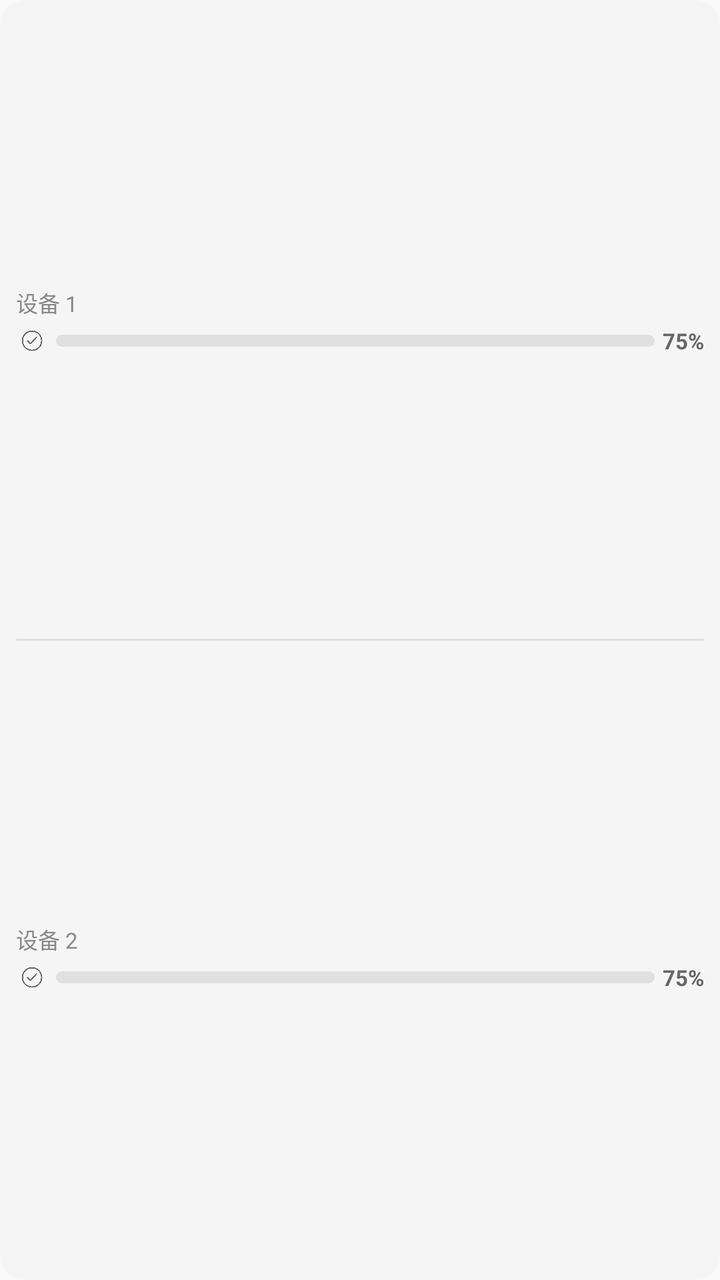
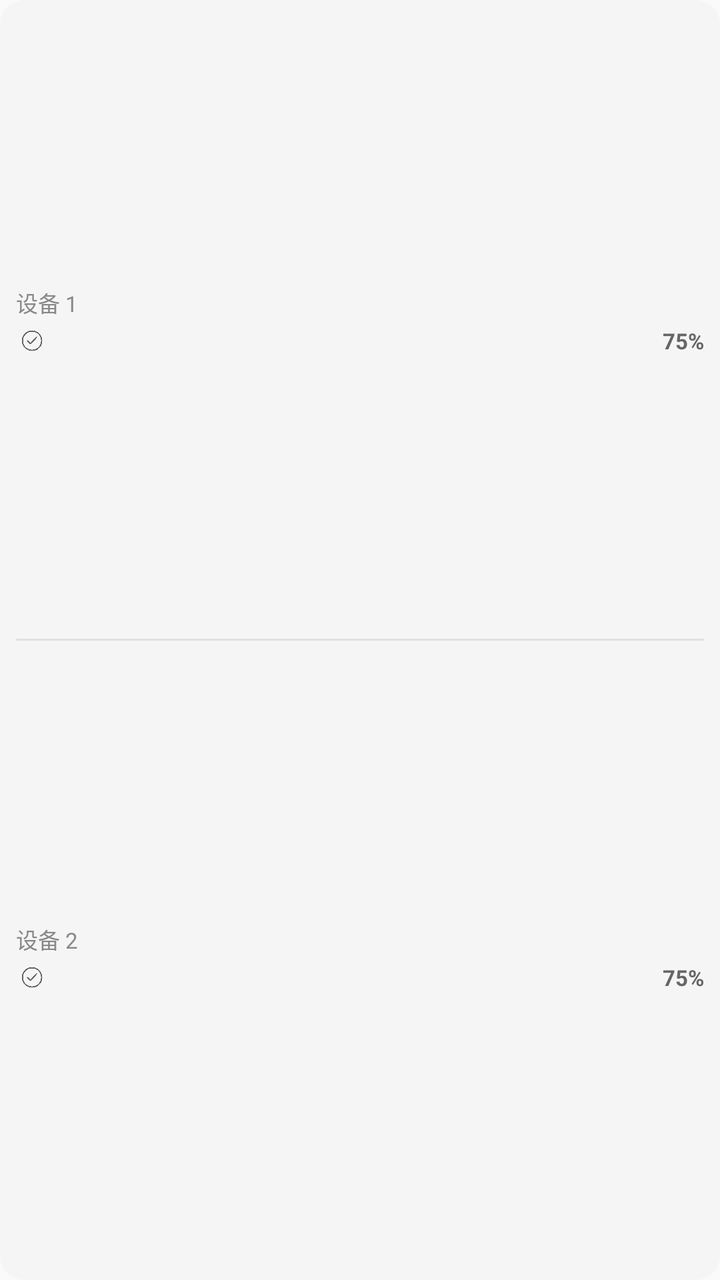

An Android layout rendered at two revisions. The XML below is the earlier revision; the diff shows what the commit changed to produce the second picture.
<!-- AndroidManifest.xml: application theme Theme.BluetoothBattery -->
<!-- res/layout/widget_2x2_dual.xml -->
<?xml version="1.0" encoding="utf-8"?>
<LinearLayout xmlns:android="http://schemas.android.com/apk/res/android"
    android:id="@+id/widget_2x2_dual_root"
    android:layout_width="match_parent"
    android:layout_height="match_parent"
    android:orientation="vertical"
    android:padding="8dp"
    android:background="@drawable/widget_card_bg"
    android:gravity="center_vertical">

    
    <LinearLayout
        android:id="@+id/widget_dual_device1"
        android:layout_width="match_parent"
        android:layout_height="0dp"
        android:layout_weight="1"
        android:orientation="vertical"
        android:gravity="center_vertical">

        <TextView
            android:id="@+id/widget_dual_name1"
            android:layout_width="match_parent"
            android:layout_height="wrap_content"
            android:text="设备 1"
            android:textSize="11sp"
            android:textColor="#888888"
            android:ellipsize="end"
            android:maxLines="2"
            android:layout_marginBottom="3dp" />

        <LinearLayout
            android:layout_width="match_parent"
            android:layout_height="wrap_content"
            android:orientation="horizontal"
            android:gravity="center_vertical">

            <ImageView
                android:id="@+id/widget_dual_icon1"
                android:layout_width="16dp"
                android:layout_height="16dp"
                android:src="@drawable/ic_device_other"
                android:layout_marginEnd="4dp" />

            <ProgressBar
                android:id="@+id/widget_dual_bar1"
                style="@android:style/Widget.ProgressBar.Horizontal"
                android:layout_width="0dp"
                android:layout_height="6dp"
                android:layout_weight="1"
                android:max="100"
                android:progressDrawable="@drawable/widget_battery_progress" />

            <TextView
                android:id="@+id/widget_dual_pct1"
                android:layout_width="wrap_content"
                android:layout_height="wrap_content"
                android:text="75%"
                android:textSize="11sp"
                android:textColor="#666666"
                android:textStyle="bold"
                android:layout_marginStart="4dp" />
        </LinearLayout>
    </LinearLayout>

    
    <TextView
        android:layout_width="match_parent"
        android:layout_height="1dp"
        android:background="#E0E0E0"
        android:layout_marginTop="6dp"
        android:layout_marginBottom="6dp" />

    
    <LinearLayout
        android:id="@+id/widget_dual_device2"
        android:layout_width="match_parent"
        android:layout_height="0dp"
        android:layout_weight="1"
        android:orientation="vertical"
        android:gravity="center_vertical">

        <TextView
            android:id="@+id/widget_dual_name2"
            android:layout_width="match_parent"
            android:layout_height="wrap_content"
            android:text="设备 2"
            android:textSize="11sp"
            android:textColor="#888888"
            android:ellipsize="end"
            android:maxLines="2"
            android:layout_marginBottom="3dp" />

        <LinearLayout
            android:layout_width="match_parent"
            android:layout_height="wrap_content"
            android:orientation="horizontal"
            android:gravity="center_vertical">

            <ImageView
                android:id="@+id/widget_dual_icon2"
                android:layout_width="16dp"
                android:layout_height="16dp"
                android:src="@drawable/ic_device_other"
                android:layout_marginEnd="4dp" />

            <ProgressBar
                android:id="@+id/widget_dual_bar2"
                style="@android:style/Widget.ProgressBar.Horizontal"
                android:layout_width="0dp"
                android:layout_height="6dp"
                android:layout_weight="1"
                android:max="100"
                android:progressDrawable="@drawable/widget_battery_progress" />

            <TextView
                android:id="@+id/widget_dual_pct2"
                android:layout_width="wrap_content"
                android:layout_height="wrap_content"
                android:text="75%"
                android:textSize="11sp"
                android:textColor="#666666"
                android:textStyle="bold"
                android:layout_marginStart="4dp" />
        </LinearLayout>
    </LinearLayout>
</LinearLayout>
<!-- resources referenced by this layout -->
<resources>
  <!-- drawable ic_device_other: png bitmap (drawable, 3276 bytes) -->
  <!-- drawable widget_battery_progress (drawable) -->
  <?xml version="1.0" encoding="utf-8"?>
  <layer-list xmlns:android="http://schemas.android.com/apk/res/android">
      <item android:id="@android:id/background">
          <shape>
              <corners android:radius="4dp" />
              <solid android:color="#E0E0E0" />
          </shape>
      </item>
      <item android:id="@android:id/progress">
          <clip>
              <shape>
                  <corners android:radius="4dp" />
                  <solid android:color="#4CAF50" />
              </shape>
          </clip>
      </item>
  </layer-list>
  <!-- drawable widget_card_bg (drawable) -->
  <?xml version="1.0" encoding="utf-8"?>
  <shape xmlns:android="http://schemas.android.com/apk/res/android"
      android:shape="rectangle">
      <solid android:color="#F5F5F5" />
      <corners android:radius="12dp" />
  </shape>
  <style name="Theme.BluetoothBattery" parent="android:Theme.Material.Light.NoActionBar" />
</resources>

<!-- the commit's change to res/layout/widget_2x2_dual.xml (unified diff, before → after) -->
@@ -41,14 +41,12 @@
                 android:src="@drawable/ic_device_other"
                 android:layout_marginEnd="4dp" />
 
-            <ProgressBar
+            <ImageView
                 android:id="@+id/widget_dual_bar1"
-                style="@android:style/Widget.ProgressBar.Horizontal"
                 android:layout_width="0dp"
                 android:layout_height="6dp"
                 android:layout_weight="1"
-                android:max="100"
-                android:progressDrawable="@drawable/widget_battery_progress" />
+                android:scaleType="fitXY" />
 
             <TextView
                 android:id="@+id/widget_dual_pct1"
@@ -103,14 +101,12 @@
                 android:src="@drawable/ic_device_other"
                 android:layout_marginEnd="4dp" />
 
-            <ProgressBar
+            <ImageView
                 android:id="@+id/widget_dual_bar2"
-                style="@android:style/Widget.ProgressBar.Horizontal"
                 android:layout_width="0dp"
                 android:layout_height="6dp"
                 android:layout_weight="1"
-                android:max="100"
-                android:progressDrawable="@drawable/widget_battery_progress" />
+                android:scaleType="fitXY" />
 
             <TextView
                 android:id="@+id/widget_dual_pct2"
<!-- resource entries referenced after the edit -->
@@ -1,24 +1,6 @@
 <!-- resources referenced by this layout -->
 <resources>
   <!-- drawable ic_device_other: png bitmap (drawable, 3276 bytes) -->
-  <!-- drawable widget_battery_progress (drawable) -->
-  <?xml version="1.0" encoding="utf-8"?>
-  <layer-list xmlns:android="http://schemas.android.com/apk/res/android">
-      <item android:id="@android:id/background">
-          <shape>
-              <corners android:radius="4dp" />
-              <solid android:color="#E0E0E0" />
-          </shape>
-      </item>
-      <item android:id="@android:id/progress">
-          <clip>
-              <shape>
-                  <corners android:radius="4dp" />
-                  <solid android:color="#4CAF50" />
-              </shape>
-          </clip>
-      </item>
-  </layer-list>
   <!-- drawable widget_card_bg (drawable) -->
   <?xml version="1.0" encoding="utf-8"?>
   <shape xmlns:android="http://schemas.android.com/apk/res/android"
